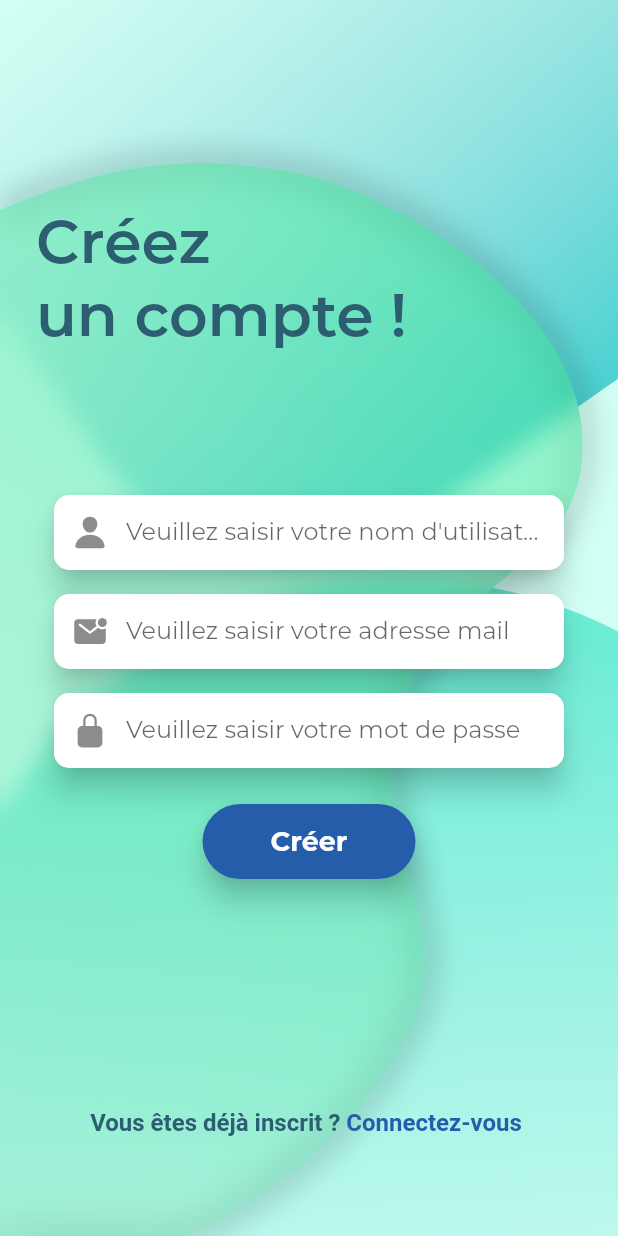
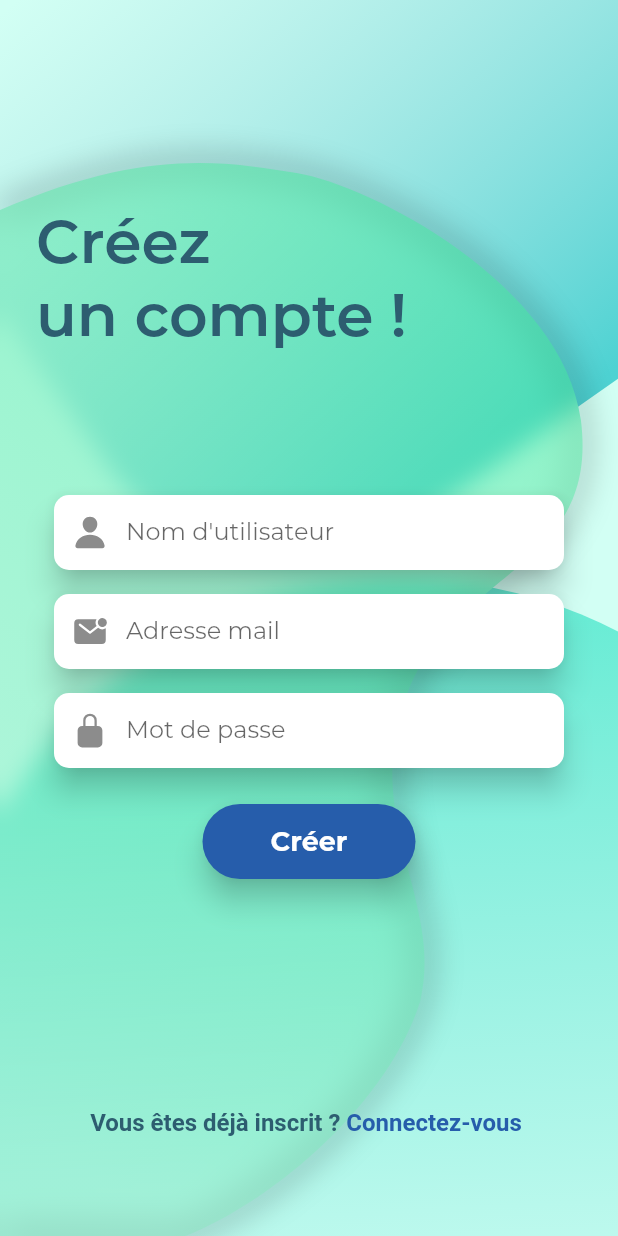
Before and after one commit to RidaMoustaoui/MSPR_PayeTonKawa, a Flutter app: the screen it shows after launch, on a phone screen of 412 x 824 dp. Run offline on Flutter 3.47's test engine with Material 2 defaults, Android fonts, the phone set to English and light mode, and no system bars; our stand-ins replace ionicons, sqflite; missing offline and left inert: encrypt; accounts and stored records are empty.

Commit message:
Modif texte sur page login et signup

```diff
--- a/lib/screens/login_screen/components/login_content.dart
+++ b/lib/screens/login_screen/components/login_content.dart
@@ -228,15 +228,15 @@ class _LoginContentState extends State<LoginContent>
   @override
   void initState() {
     createAccountContent = [
-      inputField1('Veuillez saisir votre nom d\'utilisateur', Ionicons.person),
-      inputField2('Veuillez saisir votre adresse mail', Ionicons.mail_unread),
-      inputField3('Veuillez saisir votre mot de passe', Ionicons.lock_closed),
+      inputField1('Nom d\'utilisateur', Ionicons.person),
+      inputField2('Adresse mail', Ionicons.mail_unread),
+      inputField3('Mot de passe', Ionicons.lock_closed),
       loginButton('Créer')
     ];
 
     loginContent = [
-      inputField4('Veuillez saisir votre adresse mail', Ionicons.mail_unread),
-      inputField5('Veuillez saisir votre mot de passe', Ionicons.lock_closed),
+      inputField4('Adresse mail', Ionicons.mail_unread),
+      inputField5('Mot de passe', Ionicons.lock_closed),
       loginButton('Connexion'),
     ];
 
```
